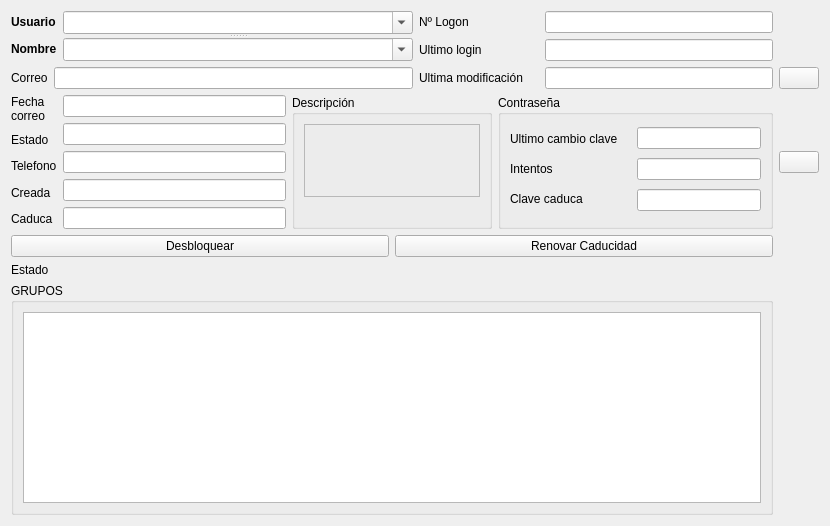
Before: the Qt Designer form usuarios/form_usuarios.ui in grxdipgra/GrxMenu, drawn with Qt 5.
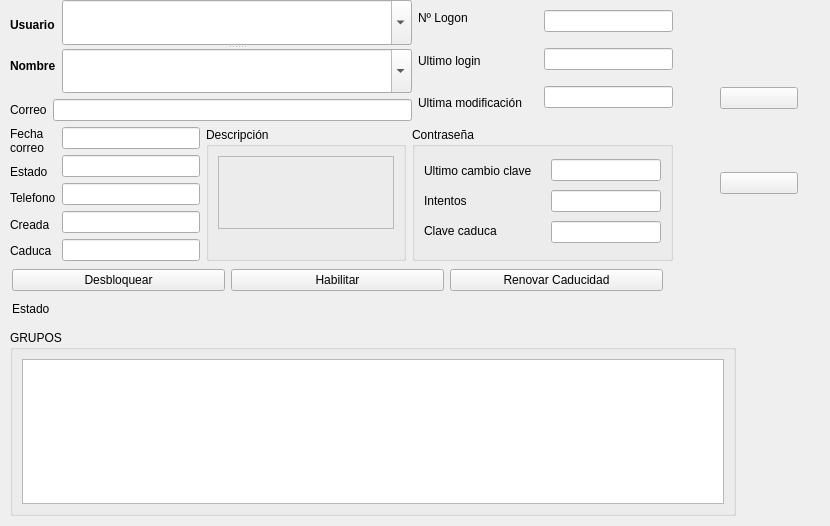
After: the same form once the commit is applied. Icons and pictures are not drawn.

Commit message: Boton habilitar/deshabilitar usuarios

```diff
--- a/usuarios/form_usuarios.ui
+++ b/usuarios/form_usuarios.ui
@@ -25,8 +25,15 @@
   <property name="windowTitle">
    <string>Usuarios de Active Directory</string>
   </property>
-  <layout class="QGridLayout" name="gridLayout_7">
-   <item row="0" column="0">
+  <widget class="QWidget" name="layoutWidget">
+   <property name="geometry">
+    <rect>
+     <x>10</x>
+     <y>0</y>
+     <width>663</width>
+     <height>261</height>
+    </rect>
+   </property>
     <layout class="QVBoxLayout" name="verticalLayout_9">
      <item>
       <layout class="QHBoxLayout" name="horizontalLayout_6">
@@ -524,26 +531,17 @@
       </layout>
      </item>
     </layout>
-   </item>
-   <item row="0" column="1">
+  </widget>
+  <widget class="QWidget" name="layoutWidget">
+   <property name="geometry">
+    <rect>
+     <x>720</x>
+     <y>30</y>
+     <width>78</width>
+     <height>221</height>
+    </rect>
+   </property>
     <layout class="QGridLayout" name="gridLayout_4">
-     <item row="1" column="0">
-      <widget class="QPushButton" name="boton_actualiza_usuarios">
-       <property name="text">
-        <string/>
-       </property>
-       <property name="icon">
-        <iconset resource="../iconos.qrc">
-         <normaloff>:/imagenes/iconos/usuarios/actualiza_usuarios.png</normaloff>:/imagenes/iconos/usuarios/actualiza_usuarios.png</iconset>
-       </property>
-       <property name="iconSize">
-        <size>
-         <width>64</width>
-         <height>64</height>
-        </size>
-       </property>
-      </widget>
-     </item>
      <item row="0" column="0">
       <widget class="QPushButton" name="boton_actualiza_usuario">
        <property name="text">
@@ -561,13 +559,58 @@
        </property>
       </widget>
      </item>
-    </layout>
-   </item>
    <item row="1" column="0">
-    <layout class="QGridLayout" name="gridLayout_6">
+     <widget class="QPushButton" name="boton_actualiza_usuarios">
+      <property name="text">
+       <string/>
+      </property>
+      <property name="icon">
+       <iconset resource="../iconos.qrc">
+        <normaloff>:/imagenes/iconos/usuarios/actualiza_usuarios.png</normaloff>:/imagenes/iconos/usuarios/actualiza_usuarios.png</iconset>
+      </property>
+      <property name="iconSize">
+       <size>
+        <width>64</width>
+        <height>64</height>
+       </size>
+      </property>
+     </widget>
+    </item>
+   </layout>
+  </widget>
+  <widget class="QGroupBox" name="groupBox_grupos">
+   <property name="geometry">
+    <rect>
+     <x>10</x>
+     <y>330</y>
+     <width>726</width>
+     <height>186</height>
+    </rect>
+   </property>
+   <property name="minimumSize">
+    <size>
+     <width>200</width>
+     <height>0</height>
+    </size>
+   </property>
+   <property name="title">
+    <string>GRUPOS</string>
+   </property>
+   <layout class="QGridLayout" name="gridLayout_5">
      <item row="0" column="0">
-      <layout class="QVBoxLayout" name="verticalLayout_7">
-       <item>
+     <widget class="QListView" name="listView_grupos"/>
+    </item>
+   </layout>
+  </widget>
+  <widget class="QWidget" name="layoutWidget">
+   <property name="geometry">
+    <rect>
+     <x>12</x>
+     <y>269</y>
+     <width>651</width>
+     <height>51</height>
+    </rect>
+   </property>
         <layout class="QGridLayout" name="gridLayout_3">
          <item row="0" column="0">
           <widget class="QPushButton" name="boton_desbloquear">
@@ -576,46 +619,33 @@
            </property>
           </widget>
          </item>
-         <item row="1" column="0">
-          <widget class="QLabel" name="label_estado">
+    <item row="0" column="1">
+     <widget class="QPushButton" name="boton_habilitar">
            <property name="text">
-            <string>Estado</string>
+       <string>Habilitar</string>
            </property>
           </widget>
          </item>
-         <item row="0" column="1">
+    <item row="0" column="2">
           <widget class="QPushButton" name="boton_renovar">
            <property name="text">
             <string>Renovar Caducidad</string>
            </property>
           </widget>
          </item>
-        </layout>
-       </item>
-      </layout>
-     </item>
-     <item row="1" column="0">
-      <widget class="QGroupBox" name="groupBox_grupos">
-       <property name="minimumSize">
-        <size>
-         <width>200</width>
-         <height>0</height>
-        </size>
-       </property>
-       <property name="title">
-        <string>GRUPOS</string>
-       </property>
-       <layout class="QGridLayout" name="gridLayout_5">
-        <item row="0" column="0">
-         <widget class="QListView" name="listView_grupos"/>
-        </item>
-       </layout>
+    <item row="1" column="0" colspan="2">
+     <widget class="QLabel" name="label_estado">
+      <property name="text">
+       <string>Estado</string>
+      </property>
       </widget>
      </item>
     </layout>
-   </item>
-  </layout>
-  <zorder></zorder>
+  </widget>
+  <zorder>layoutWidget</zorder>
+  <zorder>groupBox_grupos</zorder>
+  <zorder>layoutWidget</zorder>
+  <zorder>layoutWidget</zorder>
  </widget>
  <resources>
   <include location="../iconos.qrc"/>
```
Lines whose indentation alone changed are shown as unchanged. The commit also changes 2 other files.
